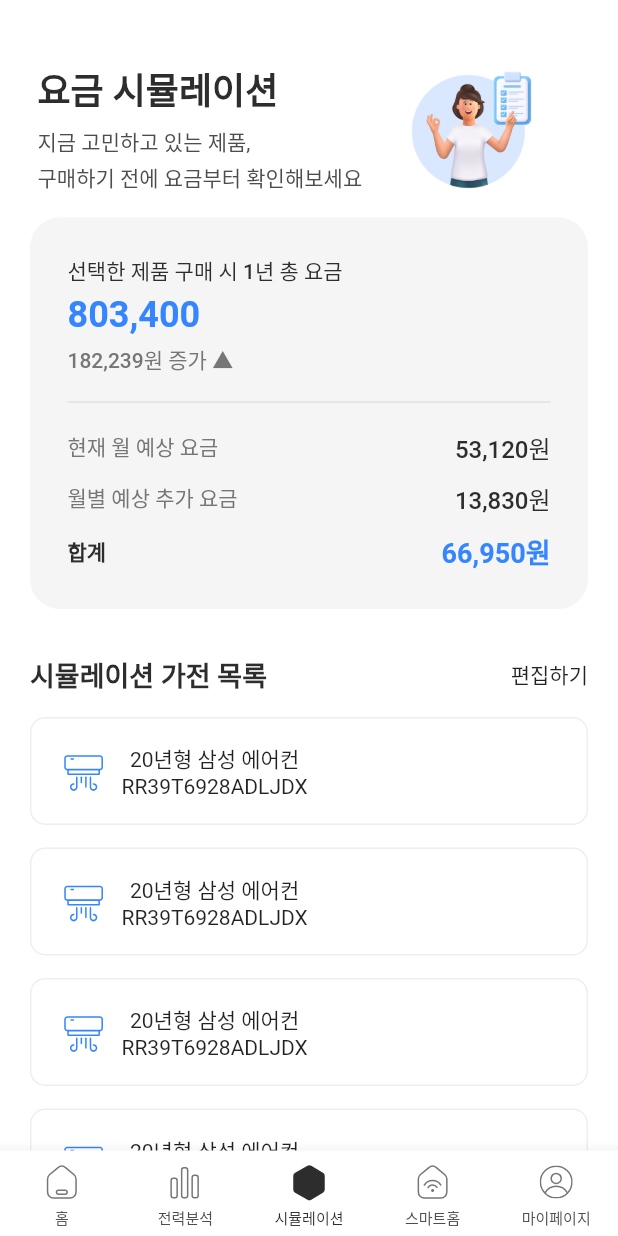
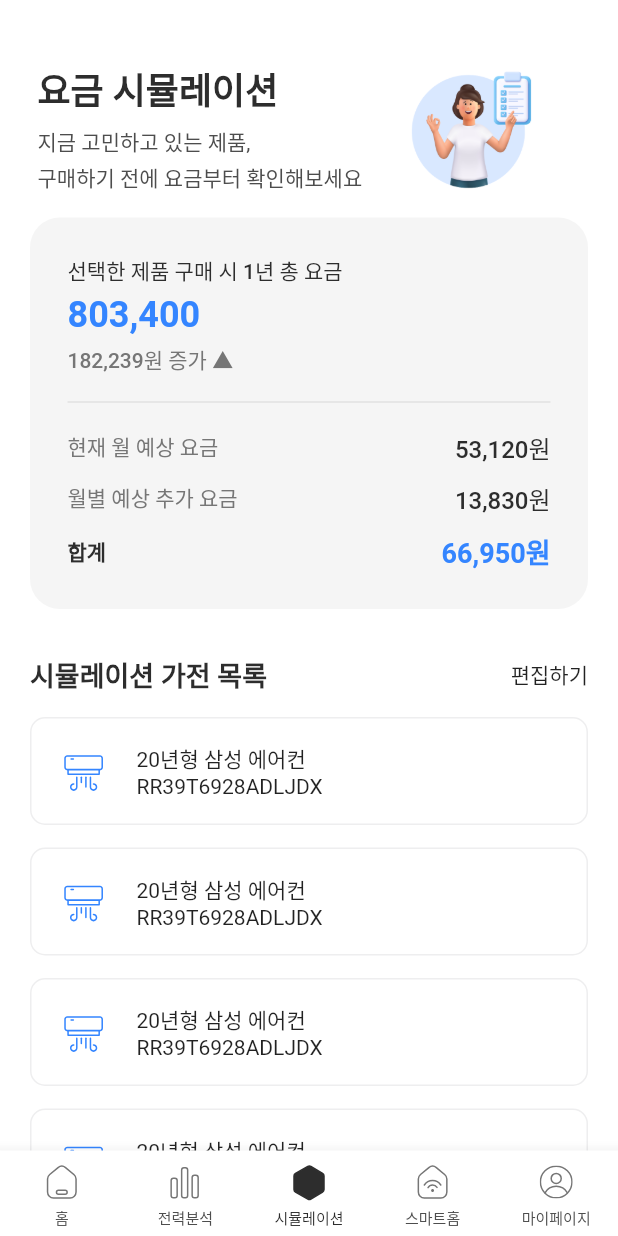
Before and after one commit to dodo849/SmartEletricAppFrontEnd, a Flutter app: the screen it shows after launch, item 3 of the bottom bar chosen, on a phone screen of 412 x 824 dp. Run offline on Flutter 3.47's test engine with Material 2 defaults, Android fonts, the light colour scheme and no system bars; our stand-ins replace fl_chart, flutter_svg, get, shared_preferences; Roboto replaces fonts that are missing (Pretendard).

```diff
--- a/smart_electric_application/lib/src/view/atoms/SimulationProductListCell.dart
+++ b/smart_electric_application/lib/src/view/atoms/SimulationProductListCell.dart
@@ -19,13 +19,12 @@ class SimulationProductListCell extends StatelessWidget {
   @override
   Widget build(BuildContext context) {
     return Container(
-      padding: EdgeInsets.all(10),
+        padding: EdgeInsets.all(10),
         decoration: BoxDecoration(
-                      borderRadius: BorderRadius.circular(10),
+          borderRadius: BorderRadius.circular(10),
           border: Border.all(
             width: 1,
             color: context.theme.colorScheme.outline,
-
           ),
         ),
         child: Row(
@@ -36,9 +35,14 @@ class SimulationProductListCell extends StatelessWidget {
               width: 50,
               height: 50,
             ),
+            SizedBox(width: 10),
             Column(
+              crossAxisAlignment: CrossAxisAlignment.start,
               children: [
-                Text("${simulationProduct.name}"),
+                Text(
+                  "${simulationProduct.name}",
+                  overflow: TextOverflow.ellipsis,
+                ),
                 Text("${simulationProduct.serialNumber}"),
               ],
             )
--- a/smart_electric_application/lib/src/view/page/Home.dart
+++ b/smart_electric_application/lib/src/view/page/Home.dart
@@ -76,7 +76,7 @@ class _Home extends State<Home> {
 
       SizedBox(height: 25),
 
-      Divider(thickness: 10, color: context.theme.colorScheme.outline),
+      Divider(thickness: 10, color: context.theme.colorScheme.surface),
       SizedBox(height: 25),
 
       Container(
```
Also changed, not shown: smart_electric_application/lib/src/view/atoms/MypageMenuListCell.dart (+5 -2 lines), smart_electric_application/lib/src/view/module/TestChart.dart (+27 -24 lines).
